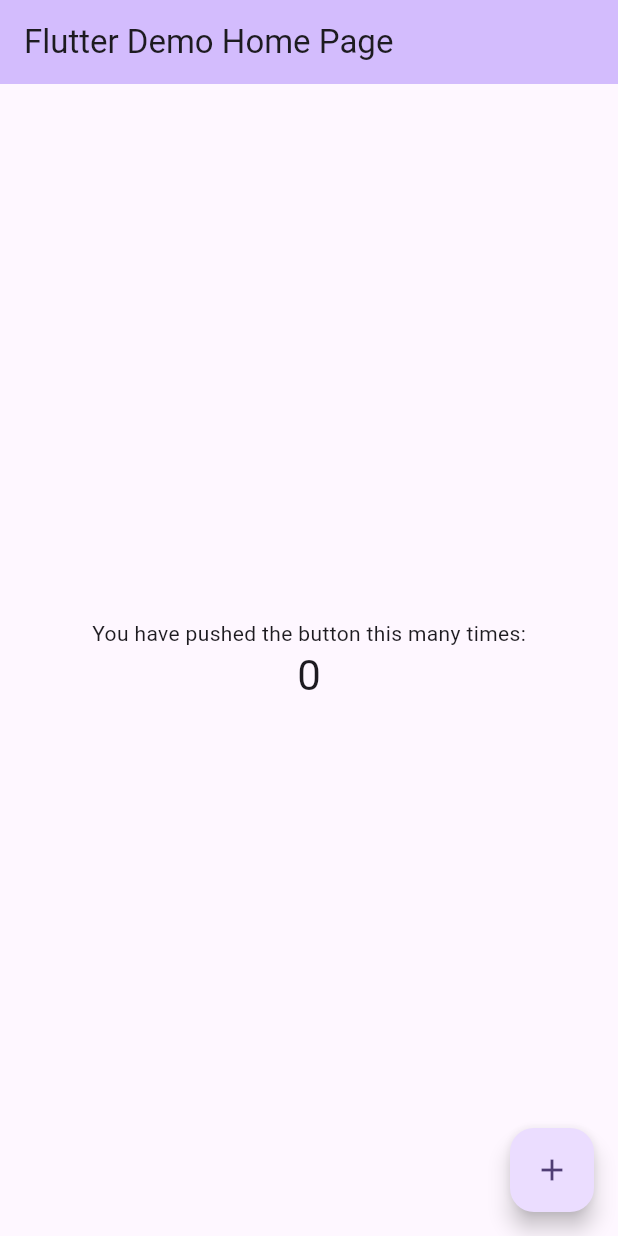
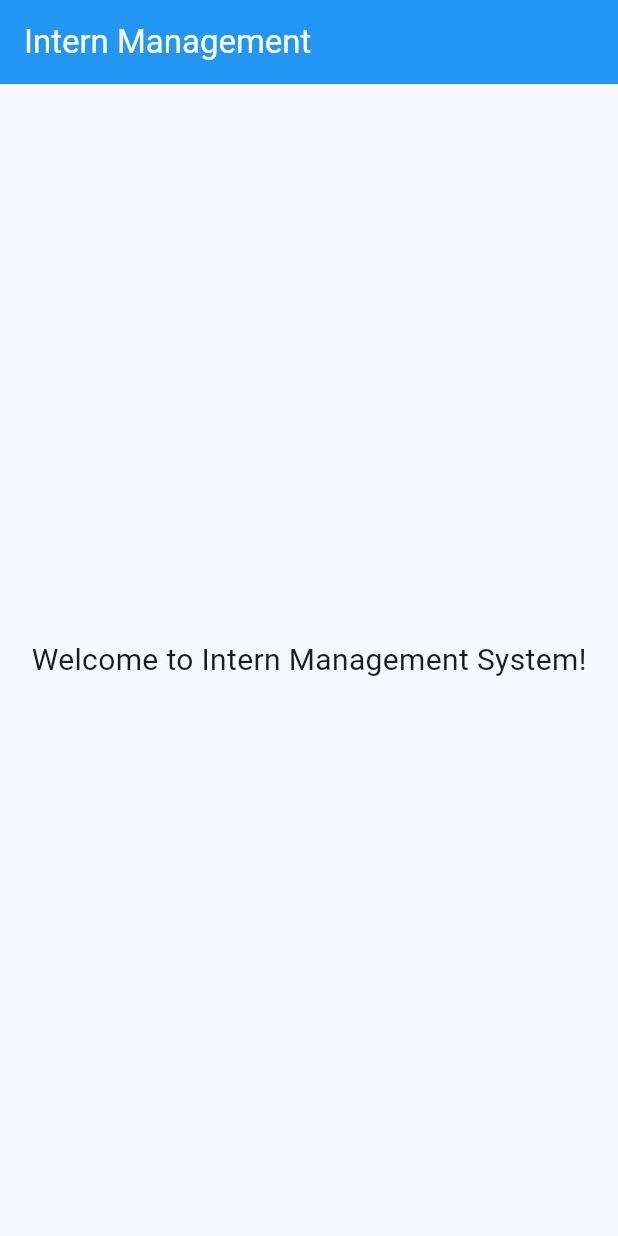
Before and after one commit to withshafan/intern_management_app, a Flutter app: the screen it shows after launch, on a phone screen of 412 x 824 dp. Run offline on Flutter 3.47's test engine with Material 3 defaults, Android fonts, the phone set to English and light mode, and no system bars; our stand-ins replace firebase_core; accounts and stored records are empty.

Commit message:
Step 4: Create project folder structure and set up main.dart

```diff
--- a/lib/main.dart
+++ b/lib/main.dart
@@ -1,122 +1,26 @@
 import 'package:flutter/material.dart';
+import 'package:firebase_core/firebase_core.dart';
+import 'screens/home_screen.dart';
 
-void main() {
+void main() async {
+  WidgetsFlutterBinding.ensureInitialized();
+  await Firebase.initializeApp();
   runApp(const MyApp());
 }
 
 class MyApp extends StatelessWidget {
   const MyApp({super.key});
 
-  // This widget is the root of your application.
   @override
   Widget build(BuildContext context) {
     return MaterialApp(
-      title: 'Flutter Demo',
+      title: 'Intern Management',
+      debugShowCheckedModeBanner: false,
       theme: ThemeData(
-        // This is the theme of your application.
-        //
-        // TRY THIS: Try running your application with "flutter run". You'll see
-        // the application has a purple toolbar. Then, without quitting the app,
-        // try changing the seedColor in the colorScheme below to Colors.green
-        // and then invoke "hot reload" (save your changes or press the "hot
-        // reload" button in a Flutter-supported IDE, or press "r" if you used
-        // the command line to start the app).
-        //
-        // Notice that the counter didn't reset back to zero; the application
-        // state is not lost during the reload. To reset the state, use hot
-        // restart instead.
-        //
-        // This works for code too, not just values: Most code changes can be
-        // tested with just a hot reload.
-        colorScheme: .fromSeed(seedColor: Colors.deepPurple),
+        colorScheme: ColorScheme.fromSeed(seedColor: Colors.blue),
+        useMaterial3: true,
       ),
-      home: const MyHomePage(title: 'Flutter Demo Home Page'),
+      home: const HomeScreen(),
     );
   }
 }
-
-class MyHomePage extends StatefulWidget {
-  const MyHomePage({super.key, required this.title});
-
-  // This widget is the home page of your application. It is stateful, meaning
-  // that it has a State object (defined below) that contains fields that affect
-  // how it looks.
-
-  // This class is the configuration for the state. It holds the values (in this
-  // case the title) provided by the parent (in this case the App widget) and
-  // used by the build method of the State. Fields in a Widget subclass are
-  // always marked "final".
-
-  final String title;
-
-  @override
-  State<MyHomePage> createState() => _MyHomePageState();
-}
-
-class _MyHomePageState extends State<MyHomePage> {
-  int _counter = 0;
-
-  void _incrementCounter() {
-    setState(() {
-      // This call to setState tells the Flutter framework that something has
-      // changed in this State, which causes it to rerun the build method below
-      // so that the display can reflect the updated values. If we changed
-      // _counter without calling setState(), then the build method would not be
-      // called again, and so nothing would appear to happen.
-      _counter++;
-    });
-  }
-
-  @override
-  Widget build(BuildContext context) {
-    // This method is rerun every time setState is called, for instance as done
-    // by the _incrementCounter method above.
-    //
-    // The Flutter framework has been optimized to make rerunning build methods
-    // fast, so that you can just rebuild anything that needs updating rather
-    // than having to individually change instances of widgets.
-    return Scaffold(
-      appBar: AppBar(
-        // TRY THIS: Try changing the color here to a specific color (to
-        // Colors.amber, perhaps?) and trigger a hot reload to see the AppBar
-        // change color while the other colors stay the same.
-        backgroundColor: Theme.of(context).colorScheme.inversePrimary,
-        // Here we take the value from the MyHomePage object that was created by
-        // the App.build method, and use it to set our appbar title.
-        title: Text(widget.title),
-      ),
-      body: Center(
-        // Center is a layout widget. It takes a single child and positions it
-        // in the middle of the parent.
-        child: Column(
-          // Column is also a layout widget. It takes a list of children and
-          // arranges them vertically. By default, it sizes itself to fit its
-          // children horizontally, and tries to be as tall as its parent.
-          //
-          // Column has various properties to control how it sizes itself and
-          // how it positions its children. Here we use mainAxisAlignment to
-          // center the children vertically; the main axis here is the vertical
-          // axis because Columns are vertical (the cross axis would be
-          // horizontal).
-          //
-          // TRY THIS: Invoke "debug painting" (choose the "Toggle Debug Paint"
-          // action in the IDE, or press "p" in the console), to see the
-          // wireframe for each widget.
-          mainAxisAlignment: .center,
-          children: [
-            const Text('You have pushed the button this many times:'),
-            Text(
-              '$_counter',
-              style: Theme.of(context).textTheme.headlineMedium,
-            ),
-          ],
-        ),
-      ),
-      floatingActionButton: FloatingActionButton(
-        onPressed: _incrementCounter,
-        tooltip: 'Increment',
-        child: const Icon(Icons.add),
-      ),
-    );
-  }
-}
--- /dev/null
+++ b/lib/screens/home_screen.dart
@@ -0,0 +1,22 @@
+import 'package:flutter/material.dart';
+
+class HomeScreen extends StatelessWidget {
+  const HomeScreen({super.key});
+
+  @override
+  Widget build(BuildContext context) {
+    return Scaffold(
+      appBar: AppBar(
+        title: const Text('Intern Management'),
+        backgroundColor: Colors.blue,
+        foregroundColor: Colors.white,
+      ),
+      body: const Center(
+        child: Text(
+          'Welcome to Intern Management System!',
+          style: TextStyle(fontSize: 20),
+        ),
+      ),
+    );
+  }
+}
--- a/pubspec.yaml
+++ b/pubspec.yaml
@@ -34,6 +34,9 @@ dependencies:
   # The following adds the Cupertino Icons font to your application.
   # Use with the CupertinoIcons class for iOS style icons.
   cupertino_icons: ^1.0.8
+  firebase_core: ^4.11.0
+  firebase_auth: ^6.5.4
+  cloud_firestore: ^6.6.0
 
 dev_dependencies:
   flutter_test:
```
Also changed, not shown: pubspec.lock, 7 other files.
